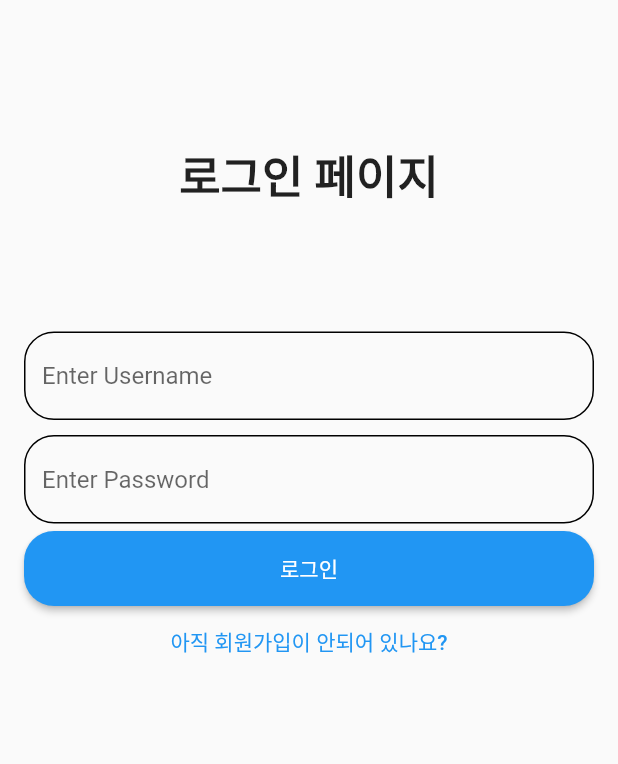
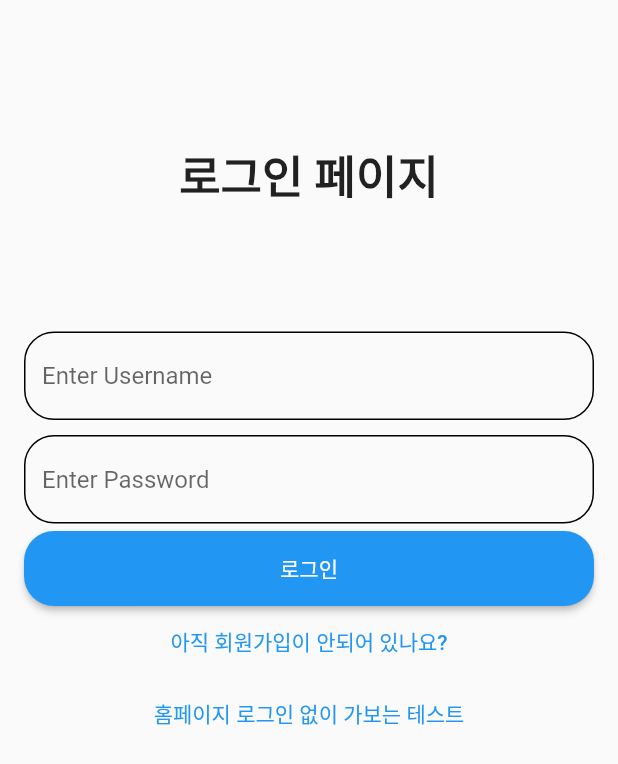
Before and after one commit to codingspecialist/flutter-riverpod-blog, a Flutter app: the screen it shows after launch, on a phone screen of 412 x 824 dp. Shown: the top 764 px of the screen. Run offline on Flutter 3.47's test engine with Material 2 defaults, Android fonts, the phone set to English and light mode, and no system bars; our stand-ins replace flutter_riverpod, logger, shared_preferences, validators; accounts and stored records are empty.

```diff
--- a/lib/controller/user_controller.dart
+++ b/lib/controller/user_controller.dart
@@ -1,4 +1,5 @@
 import 'package:blog/core/routers.dart';
+import 'package:blog/domain/device/user_session.dart';
 import 'package:blog/domain/user/user.dart';
 import 'package:blog/domain/user/user_api_repository.dart';
 import 'package:blog/dto/auth_req_dto.dart';
@@ -85,4 +86,8 @@ class UserController {
       );
     }
   }
+
+  Future<void> logout() async {
+    UserSession.logout();
+  }
 }
--- a/lib/domain/device/local_repository.dart
+++ b/lib/domain/device/local_repository.dart
@@ -1,4 +1,9 @@
+import 'package:blog/core/http_connector.dart';
 import 'package:blog/domain/device/user_session.dart';
+import 'package:blog/domain/user/user.dart';
+import 'package:blog/dto/response_dto.dart';
+import 'package:blog/util/response_util.dart';
+import 'package:http/http.dart';
 import 'package:logger/logger.dart';
 import 'package:shared_preferences/shared_preferences.dart';
 
@@ -9,10 +14,20 @@ class LocalRepository {
     final deviceJwtToken = prefs.getString("jwtToken");
     if (deviceJwtToken != null) {
       Logger().d("jwt 토큰 존재함 : ${deviceJwtToken}");
-      UserSession.isLogin = true;
-      UserSession.jwtToken = deviceJwtToken;
+
+      Response response =
+          await HttpConnector().get("/user/jwtToken", jwtToken: deviceJwtToken);
+      ResponseDto responseDto = toResponseDto(response);
+      User user = User.fromJson(responseDto.data);
+      UserSession.login(user, deviceJwtToken);
     } else {
       Logger().d("jwt 토큰 없음");
     }
   }
+
+  static Future<void> removeShardJwtToken() async {
+    Logger().d("jwt remove");
+    final prefs = await SharedPreferences.getInstance();
+    prefs.remove("jwtToken");
+  }
 }
--- a/lib/view/pages/user/login_page.dart
+++ b/lib/view/pages/user/login_page.dart
@@ -1,9 +1,11 @@
 import 'package:blog/controller/user_controller.dart';
+import 'package:blog/core/routers.dart';
 import 'package:blog/util/validator_util.dart';
 import 'package:blog/view/components/custom_elevated_button.dart';
 import 'package:blog/view/components/custom_text_form_field.dart';
 import 'package:flutter/material.dart';
 import 'package:flutter_riverpod/flutter_riverpod.dart';
+import 'package:logger/logger.dart';
 
 class LoginPage extends ConsumerWidget {
   LoginPage({super.key});
@@ -13,17 +15,18 @@ class LoginPage extends ConsumerWidget {
 
   @override
   Widget build(BuildContext context, WidgetRef ref) {
+    Logger().d("로그인 페이지 빌드 시작");
     // 추가
     final uc = ref.read(userController); // 추가
     return Scaffold(
       body: Padding(
         padding: const EdgeInsets.all(16.0),
-        child: buildList(uc),
+        child: buildList(uc, context),
       ),
     );
   }
 
-  Widget buildList(UserController uc) {
+  Widget buildList(UserController uc, BuildContext context) {
     return ListView(
       children: [
         Container(
@@ -37,12 +40,12 @@ class LoginPage extends ConsumerWidget {
             ),
           ),
         ),
-        _loginForm(uc), // 추가
+        _loginForm(uc, context), // 추가
       ],
     );
   }
 
-  Widget _loginForm(UserController uc) {
+  Widget _loginForm(UserController uc, BuildContext context) {
     return Form(
       key: _formKey,
       child: Column(
@@ -73,6 +76,12 @@ class LoginPage extends ConsumerWidget {
             },
             child: const Text("아직 회원가입이 안되어 있나요?"),
           ),
+          TextButton(
+            onPressed: () {
+              Navigator.pushNamed(context, Routers.home);
+            },
+            child: const Text("홈페이지 로그인 없이 가보는 테스트"),
+          ),
         ],
       ),
     );
```
Also changed, not shown: lib/core/http_connector.dart (+21 -6 lines), lib/domain/device/user_session.dart (+14 -0 lines), lib/view/pages/post/home_page.dart (+11 -5 lines).
